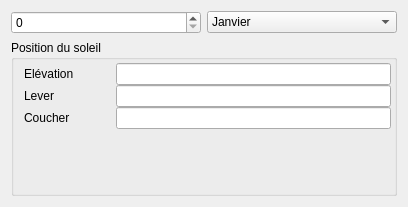
Above: dialogs/suncalculationsdialog.ui from Paracetamol56/Observeur2 before the change. Below: the same form after it.
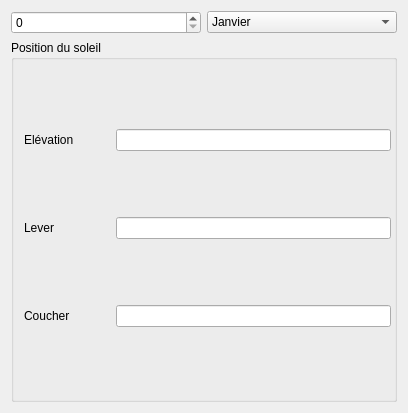
That is the form after the change. Icons and pictures are not drawn.

```diff
--- a/dialogs/suncalculationsdialog.ui
+++ b/dialogs/suncalculationsdialog.ui
@@ -7,7 +7,7 @@
     <x>0</x>
     <y>0</y>
     <width>408</width>
-    <height>207</height>
+    <height>413</height>
    </rect>
   </property>
   <property name="windowTitle">
@@ -221,19 +221,6 @@
         </item>
        </layout>
       </item>
-      <item>
-       <spacer name="verticalSpacer">
-        <property name="orientation">
-         <enum>Qt::Vertical</enum>
-        </property>
-        <property name="sizeHint" stdset="0">
-         <size>
-          <width>20</width>
-          <height>40</height>
-         </size>
-        </property>
-       </spacer>
-      </item>
      </layout>
     </widget>
    </item>
```
